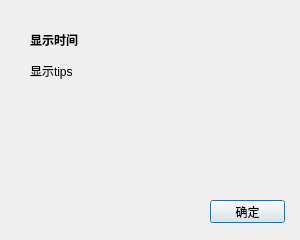
Before: the Qt Designer form qtipdlg.ui in blackfool/Qtip, drawn with Qt 5.
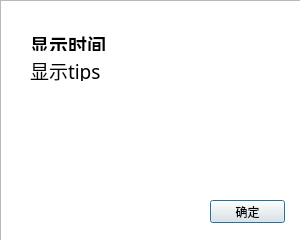
After: the same form once the commit is applied. Icons and pictures are not drawn.

Commit message: add the background image to the dialog

Diff of the .ui file:
```diff
--- a/qtipdlg.ui
+++ b/qtipdlg.ui
@@ -40,6 +40,15 @@
      <height>21</height>
     </rect>
    </property>
+   <property name="font">
+    <font>
+     <family>宋体</family>
+     <pointsize>14</pointsize>
+     <weight>9</weight>
+     <italic>false</italic>
+     <bold>false</bold>
+    </font>
+   </property>
    <property name="styleSheet">
     <string notr="true">border-image: url();
 font: 75 14pt &quot;宋体&quot;;</string>
@@ -57,6 +66,15 @@
      <height>21</height>
     </rect>
    </property>
+   <property name="font">
+    <font>
+     <family>宋体</family>
+     <pointsize>14</pointsize>
+     <weight>9</weight>
+     <italic>false</italic>
+     <bold>false</bold>
+    </font>
+   </property>
    <property name="styleSheet">
     <string notr="true">border-image: url();
 font: 75 14pt &quot;宋体&quot;;</string>
@@ -81,6 +99,20 @@
     <string>确定</string>
    </property>
   </widget>
+  <widget class="QGraphicsView" name="graphicsView">
+   <property name="geometry">
+    <rect>
+     <x>0</x>
+     <y>0</y>
+     <width>301</width>
+     <height>241</height>
+    </rect>
+   </property>
+  </widget>
+  <zorder>graphicsView</zorder>
+  <zorder>labelTime</zorder>
+  <zorder>labelTip</zorder>
+  <zorder>pushbutton_ok</zorder>
  </widget>
  <layoutdefault spacing="6" margin="11"/>
  <resources/>
```
Left out of the diff: 3 changed lines with no effect on the pictures. The commit also changes 4 other files.
